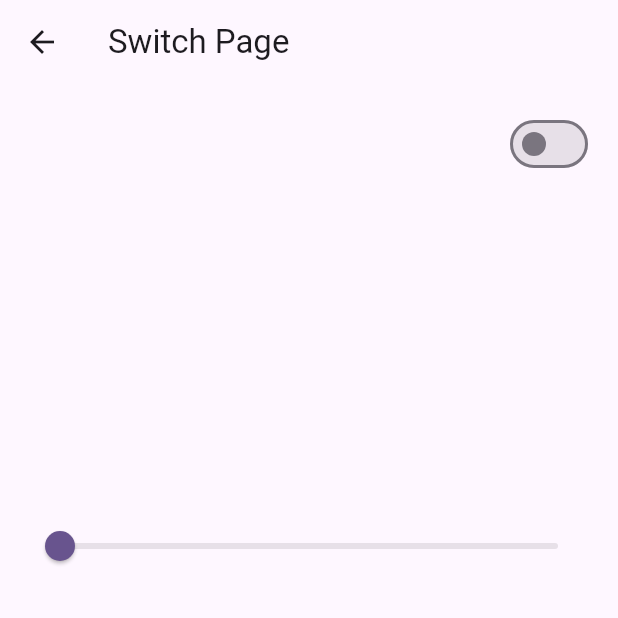
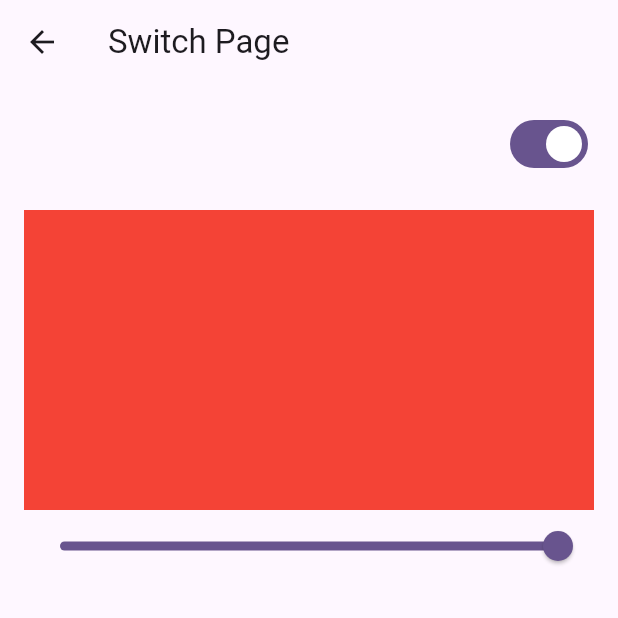
Before and after one commit to RoySuzon/bloc_prectice, a Flutter app: the screen it shows after launch, after a tap on "Switch", on a phone screen of 412 x 824 dp, the top half of it. Run offline on Flutter 3.47's test engine with Material 3 defaults, Android fonts, the phone set to English and light mode, and no system bars; our stand-ins replace equatable, flutter_bloc, image_picker.

```diff
--- /dev/null
+++ b/lib/bloc/image_picker/image_picker_bloc.dart
@@ -0,0 +1,22 @@
+import 'package:flutter_bloc/flutter_bloc.dart';
+import 'package:image_picker/image_picker.dart';
+import 'package:testing_project/bloc/image_picker/image_picker_event.dart';
+import 'package:testing_project/bloc/image_picker/image_picker_state.dart';
+import 'package:testing_project/utils/image_picker_utils.dart';
+
+class ImagePickerBloc extends Bloc<ImagePickerEvent, ImagePickerState> {
+  final ImagePickerUtils imagePickerUtils;
+  ImagePickerBloc(this.imagePickerUtils) : super(const ImagePickerState()) {
+    on<CameraCapture>(_cameraCapture);
+    on<ImagePickWithGallary>(_gallaryPicker);
+  }
+  void _cameraCapture(CameraCapture event, Emitter<ImagePickerState> emit) async {
+    XFile? file = await imagePickerUtils.cameraCapture();
+    emit(state.copyWith(nid: file));
+  }
+
+  void _gallaryPicker(ImagePickWithGallary event, Emitter<ImagePickerState> emit) async {
+    XFile? file = await imagePickerUtils.pickImageFromGallary();
+    emit(state.copyWith(nid: file));
+  }
+}
--- /dev/null
+++ b/lib/bloc/image_picker/image_picker_event.dart
@@ -0,0 +1,12 @@
+import 'package:equatable/equatable.dart';
+
+abstract class ImagePickerEvent extends Equatable {
+  const ImagePickerEvent();
+  @override
+  List<Object?> get props => [];
+}
+
+class CameraCapture extends ImagePickerEvent {}
+
+
+class ImagePickWithGallary extends ImagePickerEvent {}
--- /dev/null
+++ b/lib/bloc/image_picker/image_picker_state.dart
@@ -0,0 +1,26 @@
+// ignore_for_file: public_member_api_docs, sort_constructors_first
+import 'package:equatable/equatable.dart';
+import 'package:image_picker/image_picker.dart';
+
+class ImagePickerState extends Equatable {
+  final XFile? nid;
+  final XFile? nidBack;
+  const ImagePickerState({
+    this.nid,
+    this.nidBack,
+  });
+  @override
+  List<Object?> get props => [nid, nidBack];
+
+  ImagePickerState copyWith({
+    XFile? nid,
+    XFile? nidBack,
+  }) {
+    return ImagePickerState(
+      nid: nid ?? this.nid,
+      nidBack: nidBack ?? this.nidBack,
+    );
+  }
+}
+
+class ClassName {}
--- a/lib/bloc/switch/switch_state.dart
+++ b/lib/bloc/switch/switch_state.dart
@@ -2,10 +2,10 @@
 import 'package:equatable/equatable.dart';
 
 class SwitchState extends Equatable {
-  final bool? isSwitched;
-  final double? slider;
+  final bool isSwitched;
+  final double slider;
 
-  const SwitchState({this.isSwitched = false, this.slider = 0.0});
+  const SwitchState({this.isSwitched = true, this.slider = 1});
 
   @override
   List<Object?> get props => [isSwitched, slider];
--- a/lib/main.dart
+++ b/lib/main.dart
@@ -3,8 +3,10 @@
 import 'package:flutter/material.dart';
 import 'package:flutter_bloc/flutter_bloc.dart';
 import 'package:testing_project/bloc/counter/counter_bloc.dart';
+import 'package:testing_project/bloc/image_picker/image_picker_bloc.dart';
 import 'package:testing_project/bloc/switch/switch_bloc.dart';
 import 'package:testing_project/ui/elements_list.dart';
+import 'package:testing_project/utils/image_picker_utils.dart';
 
 void main() {
   runApp(const MyApp());
@@ -20,6 +22,7 @@ class MyApp extends StatelessWidget {
       providers: [
         BlocProvider(create: (context) => CounterBloc()),
         BlocProvider(create: (context) => SwitchBloc()),
+        BlocProvider(create: (context) => ImagePickerBloc(ImagePickerUtils())),
       ],
       child: MaterialApp(
         title: 'Flutter Demo',
--- a/lib/ui/elements_list.dart
+++ b/lib/ui/elements_list.dart
@@ -1,5 +1,6 @@
 import 'package:flutter/material.dart';
 import 'package:testing_project/ui/counter/counter_page.dart';
+import 'package:testing_project/ui/image_picker/image_picker_page.dart';
 import 'package:testing_project/ui/switch/switch_page.dart';
 
 class ElementsList extends StatelessWidget {
@@ -33,6 +34,12 @@ class ElementsList extends StatelessWidget {
                 navigatePage(const SwitchPage());
               },
             ),
+            CustomTile(
+              title: 'Image Picke',
+              onTap: () {
+                navigatePage(const ImagePickerPage());
+              },
+            ),
           ],
         ),
       ),
--- a/lib/ui/switch/switch_page.dart
+++ b/lib/ui/switch/switch_page.dart
@@ -1,3 +1,5 @@
+import 'dart:developer';
+
 import 'package:flutter/material.dart';
 import 'package:flutter_bloc/flutter_bloc.dart';
 import 'package:testing_project/bloc/switch/switch_bloc.dart';
@@ -15,39 +17,43 @@ class SwitchPage extends StatelessWidget {
       ),
       body: Column(
         children: [
-          BlocBuilder<SwitchBloc, SwitchState>(
-            builder: (context, state) {
-              return Padding(
+          Padding(
             padding: const EdgeInsets.all(16),
             child: Column(
               children: [
-                    Align(
+                BlocBuilder<SwitchBloc, SwitchState>(
+                  buildWhen: (previous, current) => previous.isSwitched != current.isSwitched,
+                  builder: (context, state) {
+                    log("Switch Build");
+                    return Align(
                       alignment: Alignment.centerRight,
                       child: Switch.adaptive(
-                        value: state.isSwitched!,
-                        onChanged: (value) {
-                          context
-                              .read<SwitchBloc>()
-                              .add(EnableOrDisableEvent(isEnable: value));
+                        value: state.isSwitched,
+                        onChanged: (value) => context.read<SwitchBloc>().add(EnableOrDisableEvent(isEnable: value)),
+                      ),
+                    );
                   },
                 ),
+                const SizedBox(height: 20),
+                BlocBuilder<SwitchBloc, SwitchState>(
+                  buildWhen: (previous, current) => previous.slider != current.slider,
+                  builder: (context, state) {
+                    log("Slider Build");
+                    return Container(height: 200, color: Colors.red.withOpacity(state.slider));
+                  },
                 ),
-                    const SizedBox(height: 20),
-                    Container(
-                        height: 200,
-                        color: Colors.red.withOpacity(state.slider!)),
-                    Slider(
-                      value: state.slider!,
-                      onChanged: (value) {
-                        context
-                            .read<SwitchBloc>()
-                            .add(SliderEvent(slider: value));
+                BlocBuilder<SwitchBloc, SwitchState>(
+                  buildWhen: (previous, current) => previous.slider != current.slider,
+                  builder: (context, state) {
+                    log("Slider Build");
+                    return Slider(
+                      value: state.slider,
+                      onChanged: (value) => context.read<SwitchBloc>().add(SliderEvent(slider: value)),
+                    );
                   },
                 )
               ],
             ),
-              );
-            },
           )
         ],
       ),
--- /dev/null
+++ b/lib/utils/image_picker_utils.dart
@@ -0,0 +1,7 @@
+import 'package:image_picker/image_picker.dart';
+
+class ImagePickerUtils {
+  final ImagePicker imagePicker = ImagePicker();
+  Future<XFile?> cameraCapture() async => await imagePicker.pickImage(source: ImageSource.camera);
+  Future<XFile?> pickImageFromGallary() async => await imagePicker.pickImage(source: ImageSource.gallery );
+}
--- a/pubspec.yaml
+++ b/pubspec.yaml
@@ -37,6 +37,7 @@ dependencies:
   cupertino_icons: ^1.0.8
   equatable: ^2.0.7
   flutter_bloc: ^8.1.6
+  image_picker: ^1.1.2
 
 dev_dependencies:
   flutter_test:
```
Also changed, not shown: lib/ui/image_picker/image_picker_page.dart (added, +32 -0 lines), pubspec.lock, 15 other files. Lines whose indentation alone changed are shown as unchanged.
